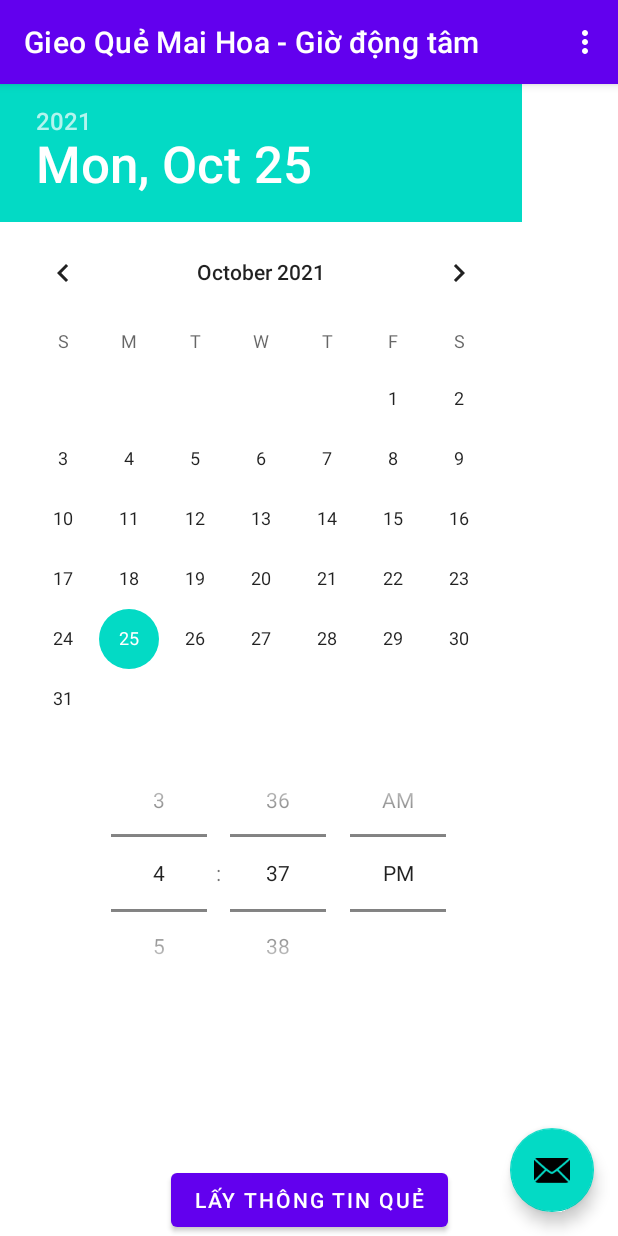
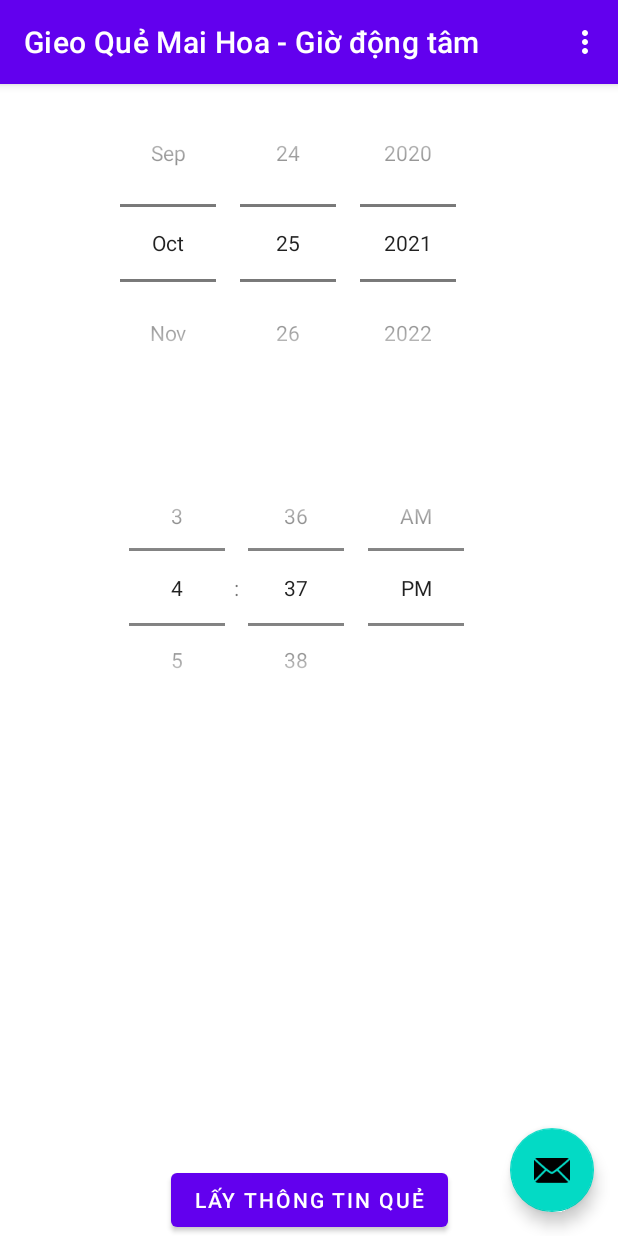
Before and after one commit to huynhnb/gieoquemaihoa, an Android app: the screen it shows after launch (MainActivity), on a phone screen of 412 x 824 dp. Run offline under Robolectric (Android 15) with nearby library versions, the phone set to English and light mode, and no system bars.

Commit message:
change style

```diff
--- a/app/src/main/res/layout/fragment_first.xml
+++ b/app/src/main/res/layout/fragment_first.xml
@@ -16,11 +16,14 @@
             app:layout_constraintBottom_toBottomOf="parent"
     />
     <DatePicker
-            android:layout_width="372dp"
-            android:layout_height="433dp" android:id="@+id/calendar"
+            android:layout_width="392dp"
+            android:layout_height="244dp" android:id="@+id/calendar"
             tools:layout_editor_absoluteX="16dp"
-            tools:ignore="MissingConstraints" tools:layout_editor_absoluteY="4dp"/>
-    <TimePicker android:layout_width="372dp" android:layout_height="177dp"
+            android:calendarViewShown="false"
+            android:datePickerMode="spinner"
+            tools:ignore="MissingConstraints" tools:layout_editor_absoluteY="4dp"
+    />
+    <TimePicker android:layout_width="396dp" android:layout_height="175dp"
                 tools:layout_editor_absoluteX="16dp" android:layout_marginTop="4dp"
                 app:layout_constraintTop_toBottomOf="@+id/calendar" tools:ignore="MissingConstraints"
                 android:timePickerMode="spinner" android:id="@+id/timepicker"/>
```
